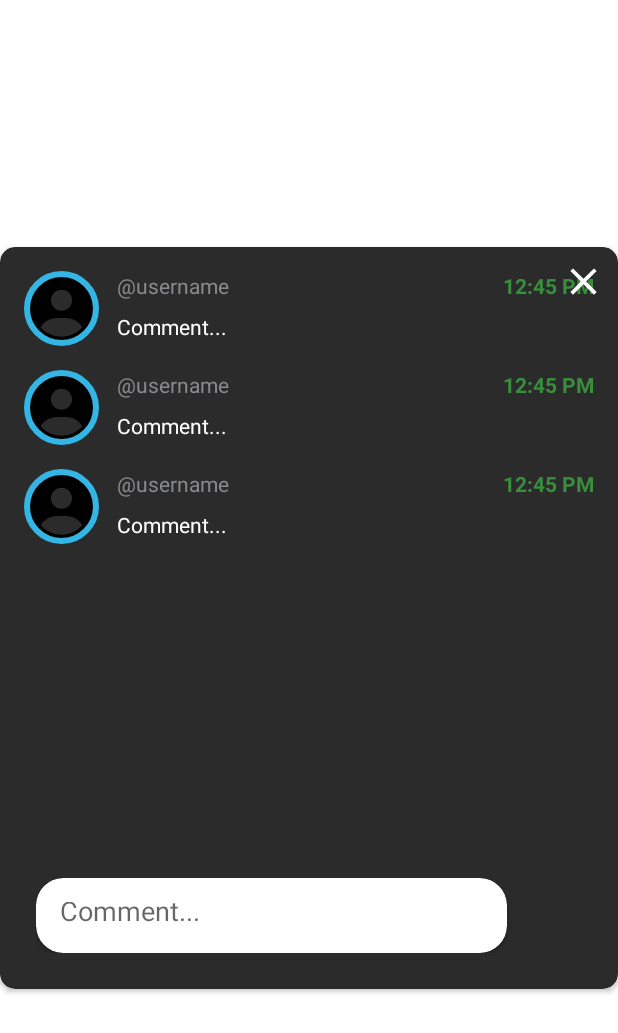
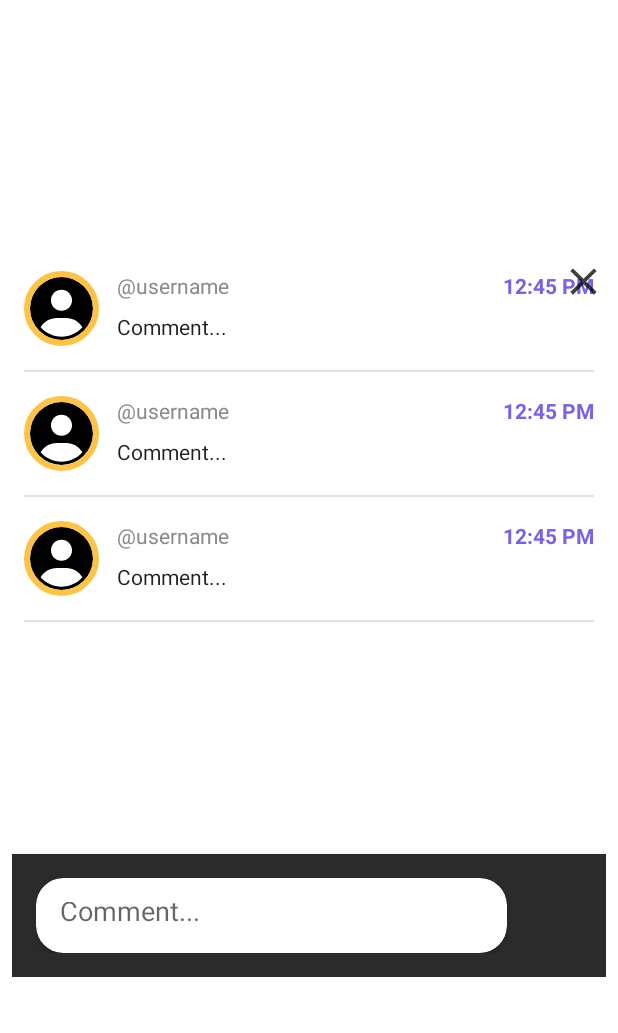
Before and after one commit to adiupd123/FingerTrip, an Android app: the layout comments_layout.xml on its own in the app's theme, with its tools: preview values and no code run, on a phone screen of 412 x 824 dp. Shown: the top 1033 px of the screen. Run offline under Robolectric (Android 15) with nearby library versions, the phone set to English and light mode, and no system bars; plain views replace CircularImageView.

Commit message:
UI Improvements

```diff
--- a/app/src/main/res/drawable/baseline_close_24.xml
+++ b/app/src/main/res/drawable/baseline_close_24.xml
@@ -1,5 +1,5 @@
-<vector android:height="24dp" android:tint="#FFFFFF"
+<vector android:height="24dp" android:tint="?android:attr/textColorPrimary"
     android:viewportHeight="24" android:viewportWidth="24"
     android:width="24dp" xmlns:android="http://schemas.android.com/apk/res/android">
-    <path android:fillColor="@android:color/white" android:pathData="M19,6.41L17.59,5 12,10.59 6.41,5 5,6.41 10.59,12 5,17.59 6.41,19 12,13.41 17.59,19 19,17.59 13.41,12z"/>
+    <path android:fillColor="?android:attr/textColorPrimary" android:pathData="M19,6.41L17.59,5 12,10.59 6.41,5 5,6.41 10.59,12 5,17.59 6.41,19 12,13.41 17.59,19 19,17.59 13.41,12z"/>
 </vector>
--- a/app/src/main/res/layout/comment_layout.xml
+++ b/app/src/main/res/layout/comment_layout.xml
@@ -8,8 +8,7 @@
     app:layout_constraintEnd_toEndOf="parent"
     app:layout_constraintStart_toStartOf="parent"
     app:layout_constraintTop_toTopOf="parent"
-    android:padding="8dp"
-    android:background="@color/gray_1">
+    android:padding="8dp">
 
     <com.mikhaellopez.circularimageview.CircularImageView
         android:id="@+id/commenterProfile_imageView"
@@ -19,7 +18,7 @@
         android:scaleType="fitCenter"
         app:civ_border="true"
         app:civ_border_width="4dp"
-        app:civ_border_color="@android:color/holo_blue_light"/>
+        app:civ_border_color="@color/dark_orange"/>
 
     <TextView
         android:id="@+id/commenterUsername_textView"
@@ -37,7 +36,7 @@
         android:layout_marginLeft="12dp"
         android:layout_marginTop="8dp"
         android:text="Comment..."
-        android:textColor="@color/white"
+        android:textColor="?android:attr/textColorPrimary"
         android:layout_toRightOf="@id/commenterProfile_imageView"
         android:layout_below="@id/commenterUsername_textView"/>
 
@@ -47,8 +46,14 @@
         android:layout_height="wrap_content"
         android:layout_marginLeft="12dp"
         android:text="12:45 PM"
-        android:textColor="@color/green_700"
+        android:textColor="@color/purple"
         android:textStyle="bold"
         android:layout_alignParentRight="true"/>
 
+    <com.google.android.material.divider.MaterialDivider
+        android:layout_width="match_parent"
+        android:layout_height="wrap_content"
+        android:layout_marginTop="16dp"
+        android:layout_below="@id/commenterProfile_imageView"/>
+
 </RelativeLayout>
--- a/app/src/main/res/layout/comments_layout.xml
+++ b/app/src/main/res/layout/comments_layout.xml
@@ -13,20 +13,15 @@
         android:orientation="horizontal"
         app:layout_constraintGuide_percent="0.2" />
 
-    <androidx.cardview.widget.CardView
+
+    <androidx.constraintlayout.widget.ConstraintLayout
         android:layout_width="match_parent"
         android:layout_height="0dp"
-        android:backgroundTint="@color/gray_1"
-        app:cardCornerRadius="10dp"
+        android:padding="8dp"
         app:layout_constraintBottom_toTopOf="@+id/guideline2"
         app:layout_constraintEnd_toEndOf="parent"
         app:layout_constraintStart_toStartOf="parent"
         app:layout_constraintTop_toTopOf="@+id/guideline1">
-
-        <androidx.constraintlayout.widget.ConstraintLayout
-            android:layout_width="match_parent"
-            android:layout_height="match_parent"
-            android:padding="8dp">
 
         <androidx.recyclerview.widget.RecyclerView
             android:id="@+id/comments_recycler_view"
@@ -98,7 +93,6 @@
 
 
     </androidx.constraintlayout.widget.ConstraintLayout>
-    </androidx.cardview.widget.CardView>
     <androidx.constraintlayout.widget.Guideline
         android:id="@+id/guideline2"
         android:layout_width="match_parent"
```
Also changed, not shown: app/src/main/res/drawable/ic_explore_normal.xml (added, +9 -0 lines), app/src/main/res/drawable/ic_explore_selected.xml (added, +9 -0 lines), app/src/main/res/layout/fragment_home.xml (+0 -15 lines), app/src/main/res/drawable-v24/ic_explore_normal.png (deleted), app/src/main/res/drawable-v24/ic_explore_selected.png (deleted). Lines whose indentation alone changed are shown as unchanged.
